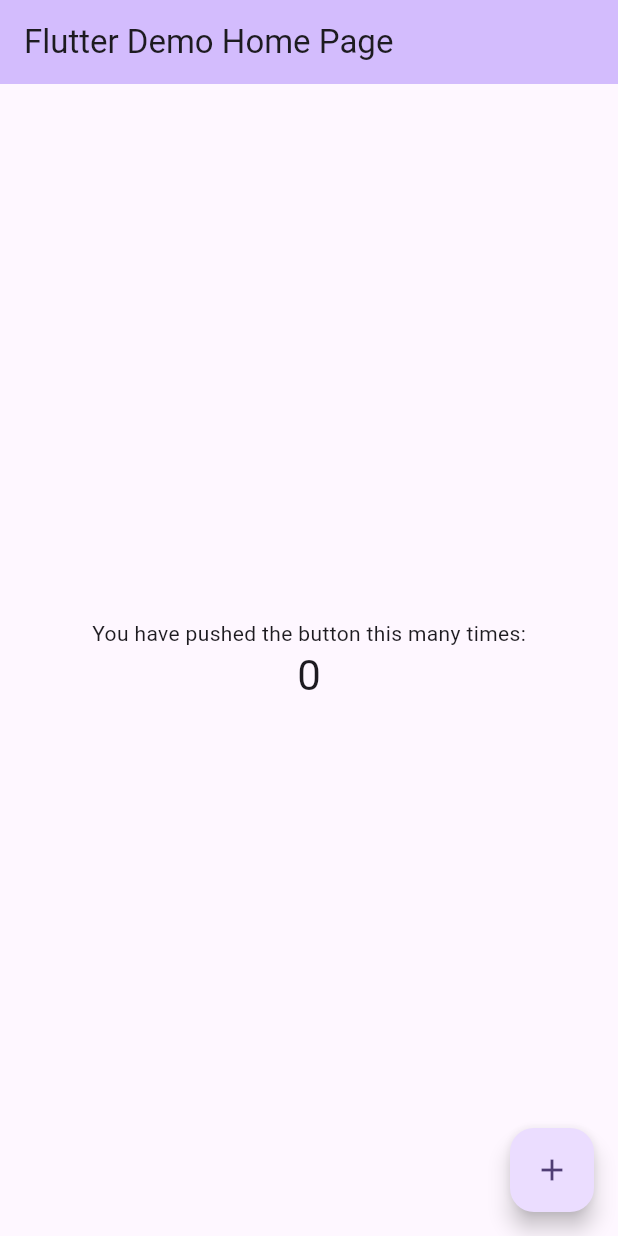
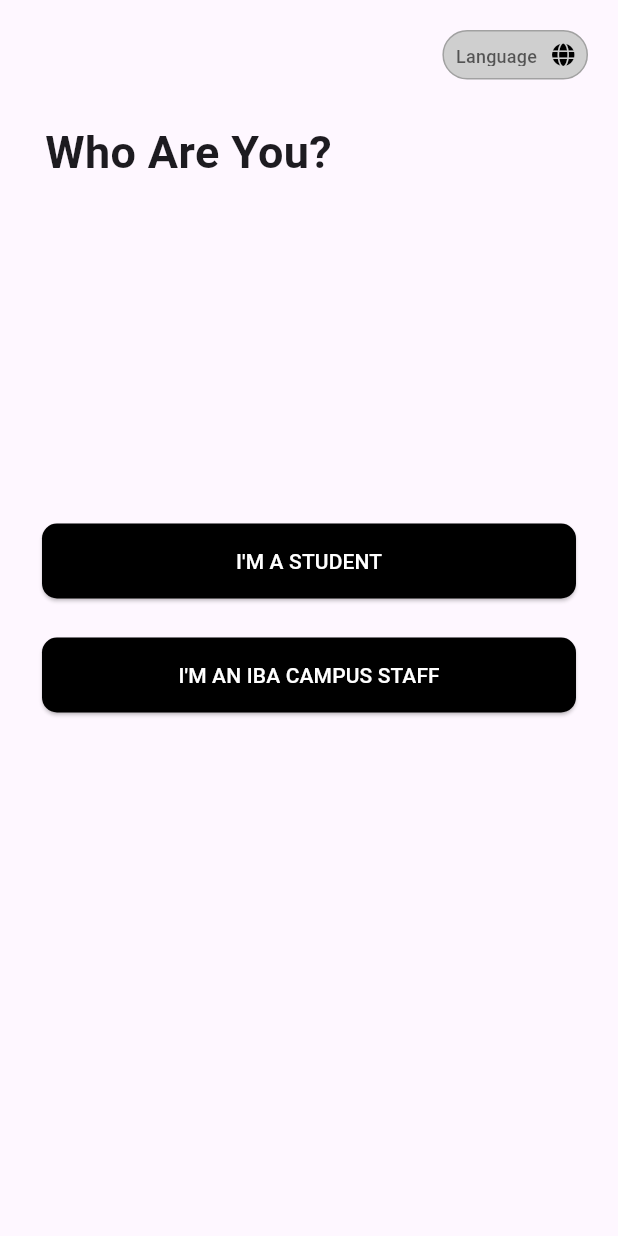
Before and after one commit to Nimantha-Perera/iba_student_-amagement, a Flutter app: the screen it shows after launch, on a phone screen of 412 x 824 dp. Run offline on Flutter 3.47's test engine with Material 3 defaults, Android fonts, the phone set to English and light mode, and no system bars; our stand-ins replace font_awesome_flutter, shared_preferences.

Commit message:
Change Version

```diff
--- /dev/null
+++ b/lib/Languages/languages.dart
@@ -0,0 +1,50 @@
+import 'package:flutter/material.dart';
+import 'package:shared_preferences/shared_preferences.dart';
+
+class LanguageManager {
+  static late SharedPreferences _prefs; // SharedPreferences instance
+  static String? selectedLanguage;
+  static final Map<String, Map<String, String>> translations = {
+    'English': {
+      'Who Are You?': 'Who Are You?',
+      'I\'M A STUDENT': 'I\'M A STUDENT',
+      'I\'M AN IBA CAMPUS STAFF': 'I\'M AN IBA CAMPUS STAFF',
+    },
+    'සිංහල': {
+      'Who Are You?': 'ඔබ කවුද?',
+      'I\'M A STUDENT': 'මම ශිෂ්‍යයෙකි',
+      'I\'M AN IBA CAMPUS STAFF': 'මම කාර්‍ය මන්ඩලයේ සාමාජිකයෙකි',
+      'Login your student portal': 'ඔබේ ශිෂ්‍ය ද්වාරය ලොගින් කරන්න',
+      'IBA Campus already registered students only' : 'IBA කැම්පස් දැනටමත් ලියාපදිංචි සිසුන් පමණි',
+      'Index Number':'Index අංකය',
+      'Password':'රහස්‍ය අංකය',
+      'Keep me signed in':'මාව පුරනය වී තබා ගන්න',
+      'LOGIN':'පුරනය වන්න',
+      'Forgot your password':'වෙනස් කරන්න?',
+    },
+    'தமிழ்': {
+      'Who Are You?': 'நீ யார்?',
+      'I\'M A STUDENT': 'நான் மாணவர்',
+      'I\'M AN IBA CAMPUS STAFF': 'நான் ஐபிஏ நிறுவனத்தின் அமைப்பு உதவியாளர்',
+
+    },
+  };
+
+  static Future<void> init() async {
+    _prefs = await SharedPreferences.getInstance(); // Initialize SharedPreferences
+    selectedLanguage = _prefs.getString('selectedLanguage') ?? 'English'; // Retrieve saved language or default to English
+  }
+
+  static String getText(String key) {
+    final currentLanguage = selectedLanguage ?? 'English';
+    return translations[currentLanguage]?[key] ?? key;
+  }
+
+  static Future<void> changeLanguage(BuildContext context, String newLanguage) async {
+    selectedLanguage = newLanguage;
+    _prefs.setString('selectedLanguage', newLanguage); // Save selected language in SharedPreferences
+    // Notify the widgets that the language has changed
+    // For example, you can use Provider, InheritedWidget, or a similar solution
+    // and notify the consumers here.
+  }
+}
--- /dev/null
+++ b/lib/Screens/selected_screen.dart
@@ -0,0 +1,153 @@
+import 'package:flutter/material.dart';
+import 'package:font_awesome_flutter/font_awesome_flutter.dart';
+import 'package:iba_app/Languages/languages.dart';
+// Import the LanguageManager class
+
+class SelectedScreen extends StatefulWidget {
+  const SelectedScreen({Key? key}) : super(key: key);
+
+  @override
+  _SelectedScreenState createState() => _SelectedScreenState();
+}
+
+class _SelectedScreenState extends State<SelectedScreen> {
+  String? _selectedValue;
+  final List<String> _dropdownItems = ['English', 'සිංහල', 'தமிழ்'];
+
+  String _getText(String key) {
+    return LanguageManager.getText(key); // Utilize the LanguageManager to get translated text
+  }
+
+  @override
+  Widget build(BuildContext context) {
+    return Scaffold(
+      body: Center(
+        child: SafeArea(
+          child: Stack(
+            children: [
+              Container(
+                alignment: Alignment.topRight,
+                child: Padding(
+                  padding: const EdgeInsets.all(20.0),
+                  child: Container(
+                    height: 33,
+                    decoration: BoxDecoration(
+                      color: Color.fromARGB(255, 207, 207, 207),
+                      borderRadius: BorderRadius.circular(20.0),
+                      border: Border.all(
+                        color: Color.fromARGB(255, 161, 161, 161),
+                        width: 1.0,
+                      ),
+                    ),
+                    child: Padding(
+                      padding: const EdgeInsets.all(8.0),
+                      child: DropdownButton<String>(
+                        icon: FaIcon(
+                          FontAwesomeIcons.globe,
+                          size: 15,
+                          color: const Color.fromARGB(255, 0, 0, 0),
+                        ),
+                        hint: Padding(
+                          padding: const EdgeInsets.only(right: 10),
+                          child: Text(
+                            _getText('Language'),
+                            style: TextStyle(fontSize: 12),
+                          ),
+                        ),
+                        value: _selectedValue,
+                        onChanged: (String? newValue) {
+                          setState(() {
+                            _selectedValue = newValue;
+                            LanguageManager.selectedLanguage = newValue; // Update selected language in LanguageManager
+                          });
+                        },
+                        underline: Container(),
+                        items: _dropdownItems
+                            .map<DropdownMenuItem<String>>((String value) {
+                          return DropdownMenuItem<String>(
+                            value: value,
+                            child: Text(
+                              value,
+                              style: TextStyle(fontSize: 12),
+                            ),
+                          );
+                        }).toList(),
+                      ),
+                    ),
+                  ),
+                ),
+              ),
+              Container(
+                margin: EdgeInsets.only(top: 50),
+                child: Padding(
+                  padding: const EdgeInsets.all(30.0),
+                  child: Text(
+                    _getText('Who Are You?'),
+                    style: TextStyle(fontSize: 30, fontWeight: FontWeight.bold),
+                  ),
+                ),
+              ),
+              Padding(
+                padding: const EdgeInsets.all(20.0),
+                child: Column(
+                  mainAxisAlignment: MainAxisAlignment.center,
+                  children: [
+                    Container(
+                      width: double.infinity,
+                      child: Padding(
+                        padding: const EdgeInsets.all(8.0),
+                        child: ElevatedButton(
+                          style: ButtonStyle(
+                            backgroundColor: MaterialStateProperty.all(Colors.black),
+                            overlayColor: MaterialStateProperty.all(Color.fromARGB(55, 255, 255, 255)),
+                            minimumSize: MaterialStateProperty.all(Size(200, 50)),
+                            shape: MaterialStateProperty.all(
+                              RoundedRectangleBorder(
+                                borderRadius: BorderRadius.circular(10),
+                              ),
+                            ),
+                          ),
+                          onPressed: () {
+                            Navigator.pushNamed(context, '/student_login');
+                          },
+                          child: Text(
+                            _getText('I\'M A STUDENT'),
+                            style: TextStyle(color: Colors.white),
+                          ),
+                        ),
+                      ),
+                    ),
+                    SizedBox(height: 10),
+                    Container(
+                      width: double.infinity,
+                      child: Padding(
+                        padding: const EdgeInsets.all(8.0),
+                        child: ElevatedButton(
+                          style: ButtonStyle(
+                            minimumSize: MaterialStateProperty.all(Size(200, 50)),
+                            backgroundColor: MaterialStateProperty.all(Colors.black),
+                            overlayColor: MaterialStateProperty.all(Color.fromARGB(55, 255, 255, 255)),
+                            shape: MaterialStateProperty.all(
+                              RoundedRectangleBorder(
+                                borderRadius: BorderRadius.circular(10),
+                              ),
+                            ),
+                          ),
+                          onPressed: () {},
+                          child: Text(
+                            _getText('I\'M AN IBA CAMPUS STAFF'),
+                            style: TextStyle(color: Colors.white),
+                          ),
+                        ),
+                      ),
+                    ),
+                  ],
+                ),
+              ),
+            ],
+          ),
+        ),
+      ),
+    );
+  }
+}
--- a/lib/main.dart
+++ b/lib/main.dart
@@ -1,6 +1,11 @@
 import 'package:flutter/material.dart';
+import 'package:iba_app/Languages/languages.dart';
+import 'package:iba_app/Screens/selected_screen.dart';
+import 'package:iba_app/Screens/student_login.dart';
 
-void main() {
+Future<void> main() async {
+  WidgetsFlutterBinding.ensureInitialized();
+  await LanguageManager.init();
   runApp(const MyApp());
 }
 
@@ -11,115 +16,14 @@
   @override
   Widget build(BuildContext context) {
     return MaterialApp(
+      debugShowCheckedModeBanner: false,
       title: 'Flutter Demo',
-      theme: ThemeData(
-        // This is the theme of your application.
-        //
-        // TRY THIS: Try running your application with "flutter run". You'll see
-        // the application has a purple toolbar. Then, without quitting the app,
-        // try changing the seedColor in the colorScheme below to Colors.green
-        // and then invoke "hot reload" (save your changes or press the "hot
-        // reload" button in a Flutter-supported IDE, or press "r" if you used
-        // the command line to start the app).
-        //
-        // Notice that the counter didn't reset back to zero; the application
-        // state is not lost during the reload. To reset the state, use hot
-        // restart instead.
-        //
-        // This works for code too, not just values: Most code changes can be
-        // tested with just a hot reload.
-        colorScheme: ColorScheme.fromSeed(seedColor: Colors.deepPurple),
-        useMaterial3: true,
-      ),
-      home: const MyHomePage(title: 'Flutter Demo Home Page'),
+      theme: ThemeData(),
+      home: const SelectedScreen(),
+      routes: {
+        '/student_login': (context) => StudentLoginScreen(),
+        // Define other routes here if needed
+      },
     );
   }
 }
-
-class MyHomePage extends StatefulWidget {
-  const MyHomePage({super.key, required this.title});
-
-  // This widget is the home page of your application. It is stateful, meaning
-  // that it has a State object (defined below) that contains fields that affect
-  // how it looks.
-
-  // This class is the configuration for the state. It holds the values (in this
-  // case the title) provided by the parent (in this case the App widget) and
-  // used by the build method of the State. Fields in a Widget subclass are
-  // always marked "final".
-
-  final String title;
-
-  @override
-  State<MyHomePage> createState() => _MyHomePageState();
-}
-
-class _MyHomePageState extends State<MyHomePage> {
-  int _counter = 0;
-
-  void _incrementCounter() {
-    setState(() {
-      // This call to setState tells the Flutter framework that something has
-      // changed in this State, which causes it to rerun the build method below
-      // so that the display can reflect the updated values. If we changed
-      // _counter without calling setState(), then the build method would not be
-      // called again, and so nothing would appear to happen.
-      _counter++;
-    });
-  }
-
-  @override
-  Widget build(BuildContext context) {
-    // This method is rerun every time setState is called, for instance as done
-    // by the _incrementCounter method above.
-    //
-    // The Flutter framework has been optimized to make rerunning build methods
-    // fast, so that you can just rebuild anything that needs updating rather
-    // than having to individually change instances of widgets.
-    return Scaffold(
-      appBar: AppBar(
-        // TRY THIS: Try changing the color here to a specific color (to
-        // Colors.amber, perhaps?) and trigger a hot reload to see the AppBar
-        // change color while the other colors stay the same.
-        backgroundColor: Theme.of(context).colorScheme.inversePrimary,
-        // Here we take the value from the MyHomePage object that was created by
-        // the App.build method, and use it to set our appbar title.
-        title: Text(widget.title),
-      ),
-      body: Center(
-        // Center is a layout widget. It takes a single child and positions it
-        // in the middle of the parent.
-        child: Column(
-          // Column is also a layout widget. It takes a list of children and
-          // arranges them vertically. By default, it sizes itself to fit its
-          // children horizontally, and tries to be as tall as its parent.
-          //
-          // Column has various properties to control how it sizes itself and
-          // how it positions its children. Here we use mainAxisAlignment to
-          // center the children vertically; the main axis here is the vertical
-          // axis because Columns are vertical (the cross axis would be
-          // horizontal).
-          //
-          // TRY THIS: Invoke "debug painting" (choose the "Toggle Debug Paint"
-          // action in the IDE, or press "p" in the console), to see the
-          // wireframe for each widget.
-          mainAxisAlignment: MainAxisAlignment.center,
-          children: <Widget>[
-            const Text(
-              'You have pushed the button this many times:',
-            ),
-            Text(
-              '$_counter',
-              style: Theme.of(context).textTheme.headlineMedium,
-            ),
-          ],
-        ),
-      ),
-      floatingActionButton: FloatingActionButton(
-        onPressed: _incrementCounter,
-        tooltip: 'Increment',
-        child: const Icon(Icons.add),
-      ), // This trailing comma makes auto-formatting nicer for build methods.
-    );
-  }
-}
--- a/pubspec.yaml
+++ b/pubspec.yaml
@@ -35,6 +35,8 @@
   # The following adds the Cupertino Icons font to your application.
   # Use with the CupertinoIcons class for iOS style icons.
   cupertino_icons: ^1.0.6
+  font_awesome_flutter: ^10.7.0
+  shared_preferences: ^2.2.3
 
 dev_dependencies:
   flutter_test:
```
Also changed, not shown: lib/Screens/student_login.dart (added, +223 -0 lines), pubspec.lock, 1 other file.
